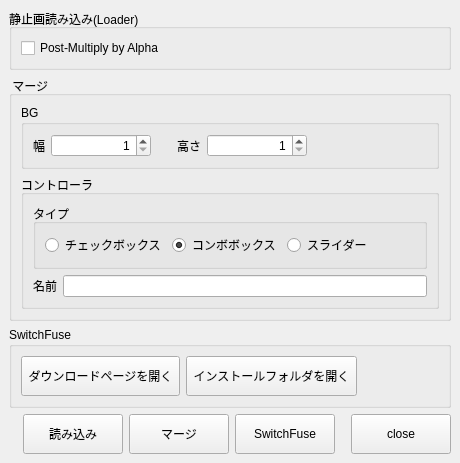
First picture: the form in app/fusion/python/rs_fusion/tool/tatie/tatie.ui, repository nakano000/Resolve_Script, before the edit.
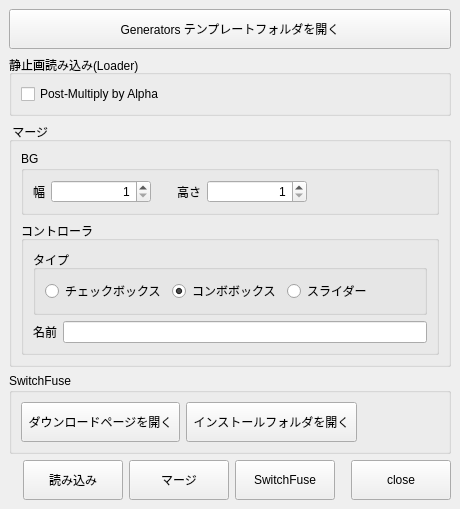
Second picture: the form after the edit.

Commit message: Templates/Edit/Generatorsフォルダを開ける機能追加

```diff
--- a/app/fusion/python/rs_fusion/tool/tatie/tatie.ui
+++ b/app/fusion/python/rs_fusion/tool/tatie/tatie.ui
@@ -7,14 +7,27 @@
     <x>0</x>
     <y>0</y>
     <width>460</width>
-    <height>412</height>
+    <height>458</height>
    </rect>
   </property>
   <property name="windowTitle">
    <string>MainWindow</string>
   </property>
   <widget class="QWidget" name="centralwidget">
-   <layout class="QVBoxLayout" name="verticalLayout_5">
+   <layout class="QVBoxLayout" name="verticalLayout_4">
+    <item>
+     <widget class="QPushButton" name="openDirButton">
+      <property name="minimumSize">
+       <size>
+        <width>100</width>
+        <height>40</height>
+       </size>
+      </property>
+      <property name="text">
+       <string>Generators テンプレートフォルダを開く</string>
+      </property>
+     </widget>
+    </item>
     <item>
      <widget class="QGroupBox" name="groupBox">
       <property name="title">
@@ -254,7 +267,7 @@
         </widget>
        </item>
        <item>
-        <widget class="QPushButton" name="openDirButton">
+        <widget class="QPushButton" name="openFuseDirButton">
          <property name="minimumSize">
           <size>
            <width>100</width>
```
The commit also changes 2 other files.
